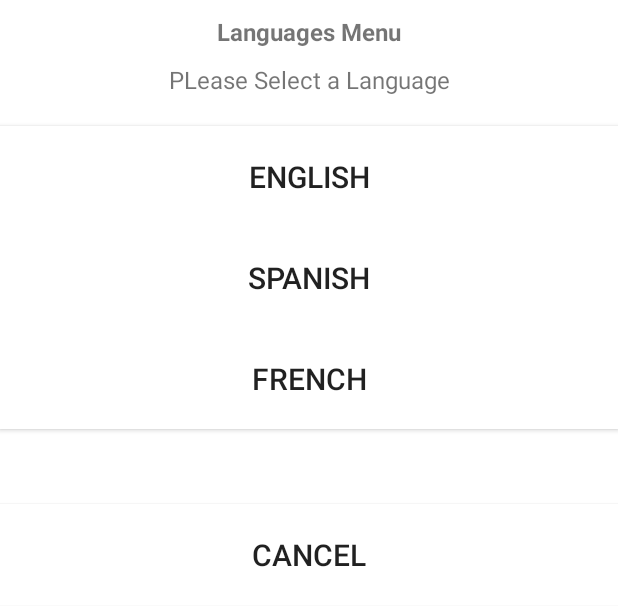
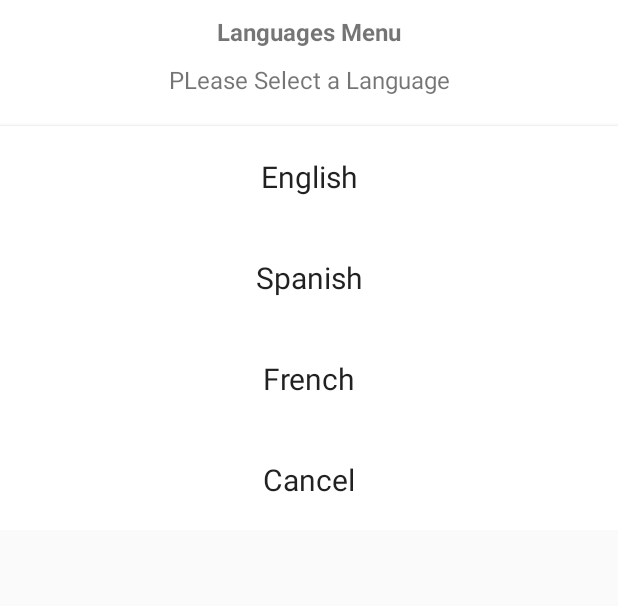
Before and after one commit to prisyu/ProduceFacts, an Android app: the layout layout_language_select.xml on its own in the app's theme, with its tools: preview values and no code run, on a phone screen of 412 x 824 dp. Shown: the top 606 px of the screen. Run offline under Robolectric (Android 15) with nearby library versions, the phone set to English and light mode, and no system bars.

Commit message:
Fix splash screen

```diff
--- a/app/src/main/AndroidManifest.xml
+++ b/app/src/main/AndroidManifest.xml
@@ -8,12 +8,14 @@
         android:label="@string/nav_name"
         android:roundIcon="@mipmap/final_logo"
         android:supportsRtl="true"
-        android:theme="@style/AppTheme">
+        android:theme="@style/AppTheme"
+        >
 
         <activity
             android:name=".LoadingActivity"
             android:label="@string/app_name"
-            android:theme="@style/SplashTheme">
+            android:theme="@style/SplashTheme"
+            >
             <intent-filter>
                 <action android:name="android.intent.action.MAIN" />
                 <category android:name="android.intent.category.LAUNCHER" />
--- a/app/src/main/res/drawable/background_splash.xml
+++ b/app/src/main/res/drawable/background_splash.xml
@@ -4,11 +4,14 @@
 <!--    <item>
         android:drawable="@color/white"
     </item>-->
+    <item android:drawable="@color/white"/>
+    <item>
 
-    <item>
         <bitmap
-            android:gravity="fill_horizontal|center_vertical"
+
+            android:gravity="center|center_vertical"
             android:src="@drawable/splash_logo"/>
+        <!--android:gravity="fill_horizontal|center_vertical"-->
     </item>
 
 </layer-list>
--- a/app/src/main/res/layout/layout_language_select.xml
+++ b/app/src/main/res/layout/layout_language_select.xml
@@ -29,9 +29,11 @@
         android:layout_width="match_parent"
         android:layout_height="wrap_content"
         android:background="#FFFFFF"
+        android:fontFamily="sans-serif"
         android:onClick="languageSelected"
         android:padding="20dp"
         android:text="English"
+        android:textAppearance="@style/TextAppearance.AppCompat.Body1"
         android:textSize="20sp" />
 
     <Button
@@ -42,6 +44,7 @@
         android:onClick="languageSelected"
         android:padding="20dp"
         android:text="Spanish"
+        android:textAppearance="@style/TextAppearance.AppCompat.Body1"
         android:textSize="20sp" />
 
     <Button
@@ -52,11 +55,26 @@
         android:onClick="languageSelected"
         android:padding="20dp"
         android:text="French"
+        android:textAppearance="@style/TextAppearance.AppCompat.Body1"
         android:textSize="20sp" />
 
-    <Space
+    <!--<Space
         android:layout_width="match_parent"
-        android:layout_height="50dp" />
+        android:layout_height="50dp" />-->
+<!--    <RelativeLayout
+        android:id="@+id/progressBar"
+        android:layout_width="match_parent"
+        android:layout_height="wrap_content"
+        android:visibility="invisible">
+
+        <ProgressBar
+            style="?android:attr/progressBarStyle"
+            android:layout_width="wrap_content"
+            android:layout_height="wrap_content"
+            android:layout_centerInParent="true"
+            android:indeterminate="true"
+             />
+    </RelativeLayout>-->
 
     <Button
         android:id="@+id/button_language_cancel"
@@ -66,6 +84,7 @@
         android:onClick="languageCancel"
         android:padding="20dp"
         android:text="Cancel"
+        android:textAppearance="@style/TextAppearance.AppCompat.Body1"
         android:textSize="20sp" />
 
 </LinearLayout>
--- a/app/src/main/res/menu/main_menu.xml
+++ b/app/src/main/res/menu/main_menu.xml
@@ -3,10 +3,12 @@
     xmlns:app="http://schemas.android.com/apk/res-auto"
     xmlns:tools="http://schemas.android.com/tools"
     android:gravity="top|start"
+    android:textAppearance="@style/TextAppearance.AppCompat.Body1"
     >
 
     <item
         android:id="@+id/menu_language"
+        android:textAppearance="@style/TextAppearance.AppCompat.Body1"
         android:title="Language"
         app:showAsAction="always|withText" />
 </menu>
--- a/app/src/main/res/values/colors.xml
+++ b/app/src/main/res/values/colors.xml
@@ -3,4 +3,5 @@
     <color name="colorPrimary">#3F51B5</color>
     <color name="colorPrimaryDark">#303F9F</color>
     <color name="colorAccent">#FF4081</color>
+    <color name="white">#FFFFFF</color>
 </resources>
```
Also changed, not shown: app/src/main/java/postharvest/ucdavis/edu/producefacts/MainActivity.java (+41 -39 lines), app/src/main/res/layout/activity_main.xml (+12 -6 lines), app/src/main/res/layout/layout_progress.xml (added, +14 -0 lines), app/src/main/res/drawable-hdpi/splash_logo.jpg, app/src/main/res/drawable-hdpi/splash_logo_original.jpg (added).
